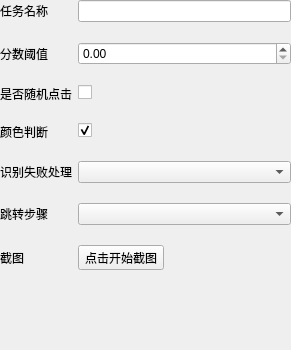
Above: src/ui/typeOpenCVForm/typeopencvform.ui from Ferrarii-430/onmyoji-script before the change. Below: the same form after it.
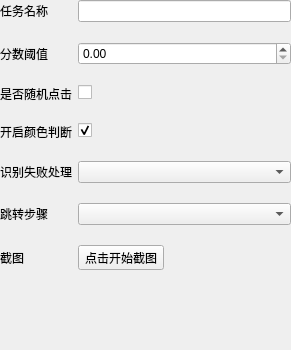
That is the form after the change.

```diff
--- a/src/ui/typeOpenCVForm/typeopencvform.ui
+++ b/src/ui/typeOpenCVForm/typeopencvform.ui
@@ -76,7 +76,7 @@
     <item row="3" column="0">
      <widget class="QLabel" name="label_6">
       <property name="text">
-       <string>颜色判断</string>
+       <string>开启颜色判断</string>
       </property>
      </widget>
     </item>
```
Left out of the diff: 6 changed lines with no effect on the pictures.
